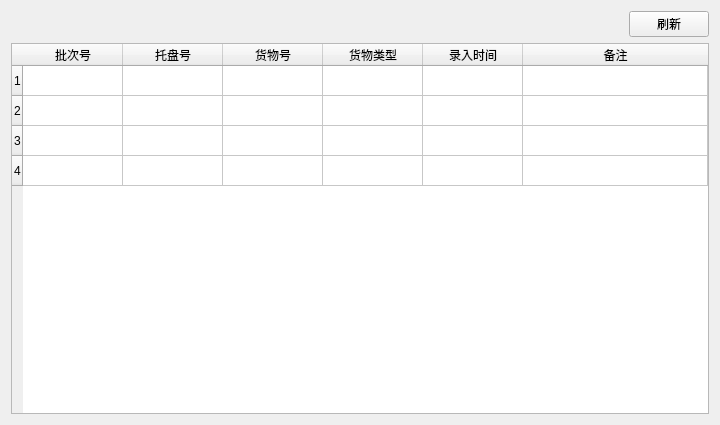
Old version of the form viewdata.ui in the repository kangwenyun/batch_acquisition_system.
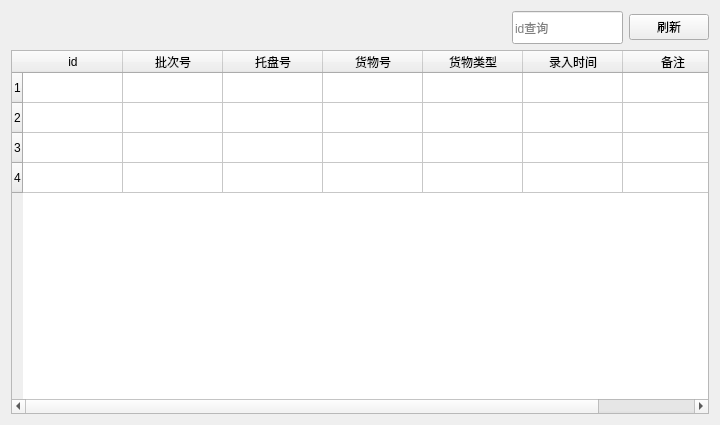
New version of the form.

```diff
--- a/viewdata.ui
+++ b/viewdata.ui
@@ -35,6 +35,25 @@
        </property>
       </spacer>
      </item>
+     <item>
+      <widget class="QLineEdit" name="findId">
+       <property name="minimumSize">
+        <size>
+         <width>111</width>
+         <height>33</height>
+        </size>
+       </property>
+       <property name="maximumSize">
+        <size>
+         <width>111</width>
+         <height>33</height>
+        </size>
+       </property>
+       <property name="placeholderText">
+        <string>id查询</string>
+       </property>
+      </widget>
+     </item>
      <item>
       <widget class="QPushButton" name="data_refresh">
        <property name="text">
@@ -69,6 +88,11 @@
        <string>4</string>
       </property>
      </row>
+     <column>
+      <property name="text">
+       <string>id</string>
+      </property>
+     </column>
      <column>
       <property name="text">
        <string>批次号</string>
@@ -99,17 +123,12 @@
        <string>备注</string>
       </property>
      </column>
-     <item row="0" column="0">
-      <property name="text">
-       <string/>
-      </property>
-     </item>
      <item row="0" column="1">
       <property name="text">
        <string/>
       </property>
      </item>
-     <item row="0" column="3">
+     <item row="0" column="2">
       <property name="text">
        <string/>
       </property>
@@ -124,6 +143,11 @@
        <string/>
       </property>
      </item>
+     <item row="0" column="6">
+      <property name="text">
+       <string/>
+      </property>
+     </item>
     </widget>
    </item>
   </layout>
```
